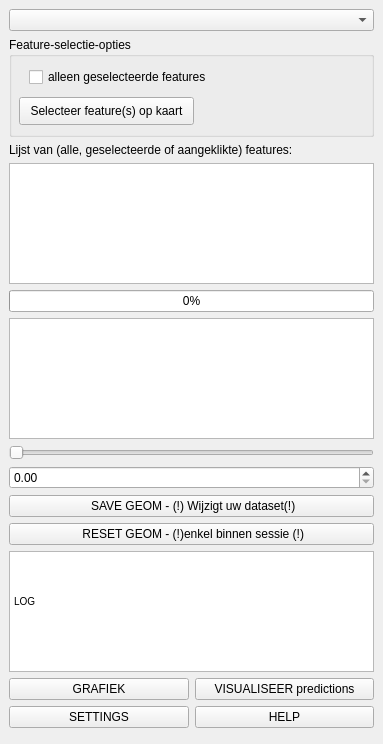
This is plugin/brdrq/brdrq_dockwidget_featurealigner.ui in OnroerendErfgoed/brdrQ as Qt 5 draws it before an edit. The edited form follows.
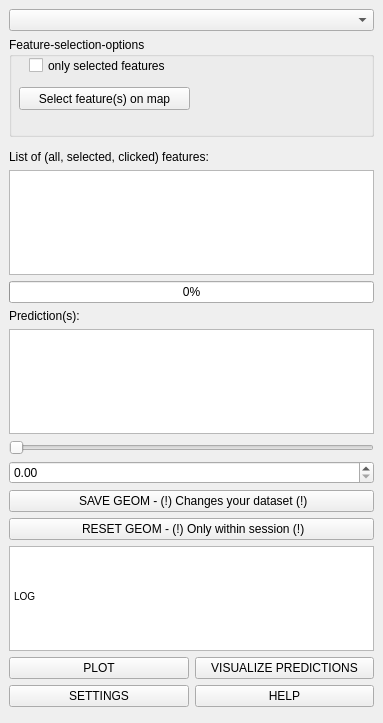
This is the edited form. Custom widgets are drawn as their Qt base class.

What changed in the file:
```diff
--- a/plugin/brdrq/brdrq_dockwidget_featurealigner.ui
+++ b/plugin/brdrq/brdrq_dockwidget_featurealigner.ui
@@ -7,7 +7,7 @@
     <x>0</x>
     <y>0</y>
     <width>383</width>
-    <height>744</height>
+    <height>723</height>
    </rect>
   </property>
   <property name="windowOpacity">
@@ -18,13 +18,98 @@
   </property>
   <widget class="QWidget" name="dockWidgetContents">
    <layout class="QGridLayout" name="gridLayout">
-    <item row="33" column="0">
+    <item row="19" column="0">
+     <widget class="QDoubleSpinBox" name="doubleSpinBox"/>
+    </item>
+    <item row="4" column="0">
+     <layout class="QHBoxLayout" name="horizontalLayout_2">
+      <property name="bottomMargin">
+       <number>7</number>
+      </property>
+      <item>
+       <widget class="QGroupBox" name="groupBox">
+        <property name="minimumSize">
+         <size>
+          <width>0</width>
+          <height>100</height>
+         </size>
+        </property>
+        <property name="title">
+         <string>Feature-selection-options</string>
+        </property>
+        <widget class="QCheckBox" name="checkBox_only_selected">
+         <property name="enabled">
+          <bool>true</bool>
+         </property>
+         <property name="geometry">
+          <rect>
+           <x>20</x>
+           <y>20</y>
+           <width>365</width>
+           <height>17</height>
+          </rect>
+         </property>
+         <property name="text">
+          <string>only selected features</string>
+         </property>
+        </widget>
+        <widget class="QPushButton" name="pushButton_select">
+         <property name="geometry">
+          <rect>
+           <x>10</x>
+           <y>50</y>
+           <width>171</width>
+           <height>23</height>
+          </rect>
+         </property>
+         <property name="sizePolicy">
+          <sizepolicy hsizetype="Expanding" vsizetype="Fixed">
+           <horstretch>0</horstretch>
+           <verstretch>0</verstretch>
+          </sizepolicy>
+         </property>
+         <property name="text">
+          <string>Select feature(s) on map</string>
+         </property>
+        </widget>
+       </widget>
+      </item>
+     </layout>
+    </item>
+    <item row="18" column="0">
+     <widget class="QSlider" name="horizontalSlider">
+      <property name="singleStep">
+       <number>10</number>
+      </property>
+      <property name="orientation">
+       <enum>Qt::Horizontal</enum>
+      </property>
+     </widget>
+    </item>
+    <item row="2" column="0">
+     <widget class="QgsMapLayerComboBox" name="mMapLayerComboBox"/>
+    </item>
+    <item row="16" column="0">
+     <widget class="QListWidget" name="listWidget_predictions">
+      <property name="editTriggers">
+       <set>QAbstractItemView::CurrentChanged|QAbstractItemView::DoubleClicked|QAbstractItemView::EditKeyPressed|QAbstractItemView::SelectedClicked</set>
+      </property>
+     </widget>
+    </item>
+    <item row="30" column="0">
+     <widget class="QPushButton" name="pushButton_reset">
+      <property name="text">
+       <string> RESET GEOM - (!) Only within session (!)</string>
+      </property>
+     </widget>
+    </item>
+    <item row="34" column="0">
      <widget class="QTextEdit" name="textEdit_output">
       <property name="html">
        <string>&lt;!DOCTYPE HTML PUBLIC &quot;-//W3C//DTD HTML 4.0//EN&quot; &quot;http://www.w3.org/TR/REC-html40/strict.dtd&quot;&gt;
 &lt;html&gt;&lt;head&gt;&lt;meta name=&quot;qrichtext&quot; content=&quot;1&quot; /&gt;&lt;style type=&quot;text/css&quot;&gt;
 p, li { white-space: pre-wrap; }
-&lt;/style&gt;&lt;/head&gt;&lt;body style=&quot; font-family:'MS Shell Dlg 2'; font-size:6.6pt; font-weight:400; font-style:normal;&quot;&gt;
+&lt;/style&gt;&lt;/head&gt;&lt;body style=&quot; font-family:'MS Shell Dlg 2'; font-size:8.25pt; font-weight:400; font-style:normal;&quot;&gt;
 &lt;p style=&quot; margin-top:0px; margin-bottom:0px; margin-left:0px; margin-right:0px; -qt-block-indent:0; text-indent:0px;&quot;&gt;&lt;span style=&quot; font-size:7.8pt;&quot;&gt;                                &lt;/span&gt;&lt;/p&gt;
 &lt;p style=&quot; margin-top:0px; margin-bottom:0px; margin-left:0px; margin-right:0px; -qt-block-indent:0; text-indent:0px;&quot;&gt;&lt;span style=&quot; font-size:7.8pt;&quot;&gt;                                 &lt;/span&gt;&lt;/p&gt;
 &lt;p style=&quot; margin-top:0px; margin-bottom:0px; margin-left:0px; margin-right:0px; -qt-block-indent:0; text-indent:0px;&quot;&gt;&lt;span style=&quot; font-size:7.8pt;&quot;&gt;                                 &lt;/span&gt;&lt;/p&gt;
@@ -32,7 +117,14 @@
       </property>
      </widget>
     </item>
-    <item row="42" column="0" rowspan="3">
+    <item row="10" column="0">
+     <widget class="QProgressBar" name="progressBar">
+      <property name="value">
+       <number>0</number>
+      </property>
+     </widget>
+    </item>
+    <item row="43" column="0" rowspan="3">
      <layout class="QHBoxLayout" name="horizontalLayout_3" stretch="0,0">
       <property name="bottomMargin">
        <number>7</number>
@@ -53,123 +145,51 @@
       </item>
      </layout>
     </item>
-    <item row="29" column="0">
-     <widget class="QPushButton" name="pushButton_reset">
-      <property name="text">
-       <string> RESET GEOM - (!)enkel binnen sessie (!)</string>
-      </property>
-     </widget>
-    </item>
-    <item row="7" column="0">
-     <widget class="QLabel" name="label">
-      <property name="text">
-       <string>Lijst van (alle, geselecteerde of aangeklikte) features:</string>
-      </property>
-     </widget>
-    </item>
-    <item row="9" column="0">
-     <widget class="QProgressBar" name="progressBar">
-      <property name="value">
-       <number>0</number>
-      </property>
-     </widget>
-    </item>
-    <item row="18" column="0">
-     <widget class="QDoubleSpinBox" name="doubleSpinBox"/>
-    </item>
-    <item row="27" column="0">
+    <item row="28" column="0">
      <layout class="QHBoxLayout" name="horizontalLayout_4"/>
     </item>
-    <item row="2" column="0">
-     <widget class="QgsMapLayerComboBox" name="mMapLayerComboBox"/>
-    </item>
-    <item row="15" column="0">
-     <widget class="QListWidget" name="listWidget_predictions">
-      <property name="editTriggers">
-       <set>QAbstractItemView::CurrentChanged|QAbstractItemView::DoubleClicked|QAbstractItemView::EditKeyPressed|QAbstractItemView::SelectedClicked</set>
-      </property>
-     </widget>
-    </item>
-    <item row="8" column="0">
+    <item row="9" column="0">
      <widget class="QListWidget" name="listWidget_features"/>
     </item>
-    <item row="3" column="0">
-     <widget class="QGroupBox" name="groupBox">
-      <property name="minimumSize">
-       <size>
-        <width>0</width>
-        <height>100</height>
-       </size>
-      </property>
-      <property name="title">
-       <string>Feature-selectie-opties</string>
-      </property>
-      <widget class="QCheckBox" name="checkBox_only_selected">
-       <property name="enabled">
-        <bool>true</bool>
-       </property>
-       <property name="geometry">
-        <rect>
-         <x>20</x>
-         <y>30</y>
-         <width>361</width>
-         <height>20</height>
-        </rect>
-       </property>
-       <property name="text">
-        <string>alleen geselecteerde features</string>
-       </property>
-      </widget>
-      <widget class="QPushButton" name="pushButton_select">
-       <property name="geometry">
-        <rect>
-         <x>10</x>
-         <y>60</y>
-         <width>175</width>
-         <height>28</height>
-        </rect>
-       </property>
-       <property name="text">
-        <string>Selecteer feature(s) op kaart</string>
-       </property>
-      </widget>
-     </widget>
-    </item>
-    <item row="34" column="0">
-     <layout class="QHBoxLayout" name="horizontalLayout">
-      <item>
-       <widget class="QPushButton" name="pushButton_grafiek">
-        <property name="text">
-         <string>GRAFIEK</string>
-        </property>
-       </widget>
-      </item>
-      <item>
-       <widget class="QPushButton" name="pushButton_visualisatie">
-        <property name="text">
-         <string>VISUALISEER predictions</string>
-        </property>
-       </widget>
-      </item>
-     </layout>
-    </item>
-    <item row="17" column="0">
-     <widget class="QSlider" name="horizontalSlider">
-      <property name="singleStep">
-       <number>10</number>
-      </property>
-      <property name="orientation">
-       <enum>Qt::Horizontal</enum>
-      </property>
-     </widget>
-    </item>
-    <item row="28" column="0">
+    <item row="29" column="0">
      <widget class="QPushButton" name="pushButton_save">
       <property name="toolTip">
        <string>&lt;html&gt;&lt;head/&gt;&lt;body&gt;&lt;p&gt;Save&lt;/p&gt;&lt;/body&gt;&lt;/html&gt;</string>
       </property>
       <property name="text">
-       <string extracomment="save"> SAVE GEOM - (!) Wijzigt uw dataset(!)</string>
+       <string extracomment="save"> SAVE GEOM - (!) Changes your dataset (!)</string>
+      </property>
+     </widget>
+    </item>
+    <item row="35" column="0">
+     <layout class="QHBoxLayout" name="horizontalLayout">
+      <item>
+       <widget class="QPushButton" name="pushButton_grafiek">
+        <property name="text">
+         <string>PLOT</string>
+        </property>
+       </widget>
+      </item>
+      <item>
+       <widget class="QPushButton" name="pushButton_visualisatie">
+        <property name="text">
+         <string>VISUALIZE PREDICTIONS</string>
+        </property>
+       </widget>
+      </item>
+     </layout>
+    </item>
+    <item row="8" column="0">
+     <widget class="QLabel" name="label">
+      <property name="text">
+       <string>List of (all, selected, clicked) features:</string>
+      </property>
+     </widget>
+    </item>
+    <item row="11" column="0">
+     <widget class="QLabel" name="label_2">
+      <property name="text">
+       <string>Prediction(s):</string>
       </property>
      </widget>
     </item>
```
